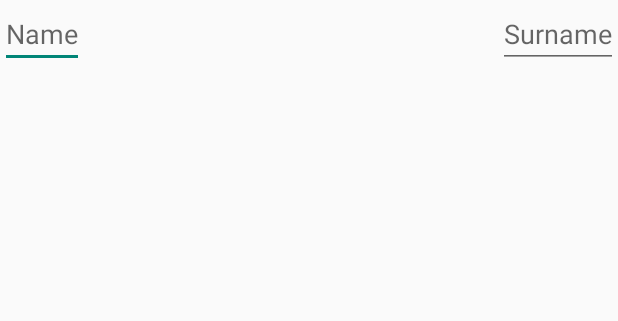
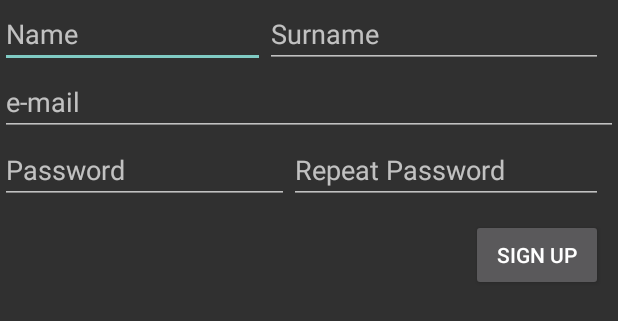
Before and after one commit to steniogalvao/socialsoftware, an Android app: the layout activity_new_user.xml on its own in the app's theme, with its tools: preview values and no code run, on a phone screen of 412 x 824 dp. Shown: the top 321 px of the screen. Run offline under Robolectric (Android 15) with nearby library versions, the phone set to English and light mode, and no system bars.

```diff
--- a/app/build.gradle
+++ b/app/build.gradle
@@ -22,5 +22,6 @@ repositories { mavenCentral() }
 dependencies {
     compile fileTree(dir: 'libs', include: ['*.jar'])
     compile 'com.android.support:appcompat-v7:22.2.1'
+    compile 'com.google.android.gms:play-services:8.1.0'
     compile 'com.facebook.android:facebook-android-sdk:4.0.0'
 }
--- a/app/src/main/res/layout/activity_new_user.xml
+++ b/app/src/main/res/layout/activity_new_user.xml
@@ -3,17 +3,69 @@
     android:layout_width="match_parent"
     android:layout_height="match_parent">
 
-    <EditText
-        android:id="@+id/et_nome_new_user"
-        android:layout_width="wrap_content"
+    <LinearLayout
+        android:id="@+id/ll_1_new_user"
+        android:layout_width="fill_parent"
         android:layout_height="wrap_content"
-        android:hint="@string/name" />
+        android:weightSum="1">
+
+        <EditText
+            android:id="@+id/et_name_new_user"
+            android:layout_width="wrap_content"
+            android:layout_height="wrap_content"
+            android:layout_weight="0.50"
+            android:hint="@string/name" />
+
+        <EditText
+            android:id="@+id/et_surname_new_user"
+            android:layout_width="104dp"
+            android:layout_height="wrap_content"
+            android:layout_marginEnd="10dp"
+            android:layout_marginRight="10dp"
+            android:layout_weight="0.50"
+            android:hint="@string/surname" />
+    </LinearLayout>
 
     <EditText
-        android:id="@+id/et_surname_new_user"
+        android:id="@+id/et_email_new_user"
+        android:layout_width="fill_parent"
+        android:layout_height="wrap_content"
+        android:layout_below="@id/ll_1_new_user"
+        android:hint="@string/email" />
+
+    <LinearLayout
+        android:id="@+id/ll_2_new_user"
+        android:layout_width="fill_parent"
+        android:layout_height="wrap_content"
+        android:layout_below="@+id/et_email_new_user"
+        android:weightSum="1"
+
+        >
+
+        <EditText
+            android:id="@+id/et_password_new_user"
+            android:layout_width="wrap_content"
+            android:layout_height="wrap_content"
+            android:layout_weight="0.50"
+            android:hint="@string/password" />
+
+        <EditText
+            android:id="@+id/et_repeat_password_new_user"
+            android:layout_width="104dp"
+            android:layout_height="wrap_content"
+            android:layout_marginEnd="10dp"
+            android:layout_marginRight="10dp"
+            android:layout_weight="0.50"
+            android:hint="@string/repeat_password" />
+    </LinearLayout>
+    <Button
+        android:id="@+id/btn_salvar_new_user"
         android:layout_width="wrap_content"
         android:layout_height="wrap_content"
         android:layout_alignParentRight="true"
-        android:hint="@string/surname" />
+        android:layout_marginRight="10dp"
+        android:layout_marginTop="10dp"
+        android:text="@string/signup"
+        android:layout_below="@id/ll_2_new_user"/>
 
 </RelativeLayout>
--- a/app/src/main/res/values/strings.xml
+++ b/app/src/main/res/values/strings.xml
@@ -5,6 +5,7 @@
     <string name="action_settings">Settings</string>
     <string name="user">User</string>
     <string name="password">Password</string>
+    <string name="repeat_password">Repeat Password</string>
     <string name="signup">Sign Up</string>
     <string name="login">Log In</string>
     <string name="tome">To me</string>
@@ -15,4 +16,6 @@
     <string name="service_value">Service value</string>
     <string name="minimum_donation">Minimum donation allowed</string>
     <string name="facebook_app_id">778174298975708</string>
+    <string name="email">e-mail</string>
+    <string name="salvar"></string>
 </resources>
--- a/app/src/main/res/values/styles.xml
+++ b/app/src/main/res/values/styles.xml
@@ -1,7 +1,7 @@
 <resources>
 
     <!-- Base application theme. -->
-    <style name="AppTheme" parent="Theme.AppCompat.Light.DarkActionBar">
+    <style name="AppTheme" parent="Theme.AppCompat">
         <!-- Customize your theme here. -->
     </style>
     <style name="TextViewStyle">
```
Also changed, not shown: app/src/main/AndroidManifest.xml (+9 -0 lines), app/src/main/java/br/com/vsgdev/socialsoftware/activities/GraphApiSampleActivity.java (+19 -19 lines), app/src/main/java/br/com/vsgdev/socialsoftware/activities/LoginActivity.java (+17 -3 lines), app/src/main/java/br/com/vsgdev/socialsoftware/activities/NewUser.java (added, +19 -0 lines), app/src/main/res/layout/activity_graph_sample.xml (+11 -0 lines), app/src/main/res/layout/activity_login.xml (+27 -11 lines), app/src/main/res/drawable/social.png (added), app/src/main/res/mipmap-hdpi/ic_launcher.png, app/src/main/res/mipmap-mdpi/ic_launcher.png, app/src/main/res/mipmap-xhdpi/ic_launcher.png, app/src/main/res/mipmap-xxhdpi/ic_launcher.png, 1 other file.
